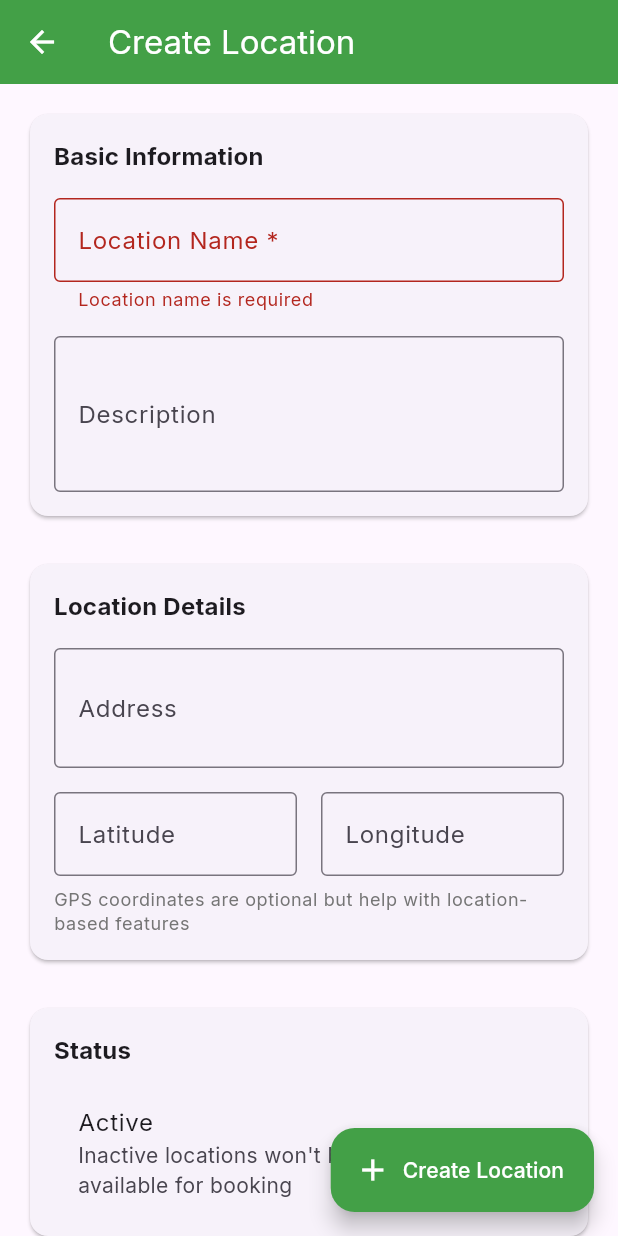
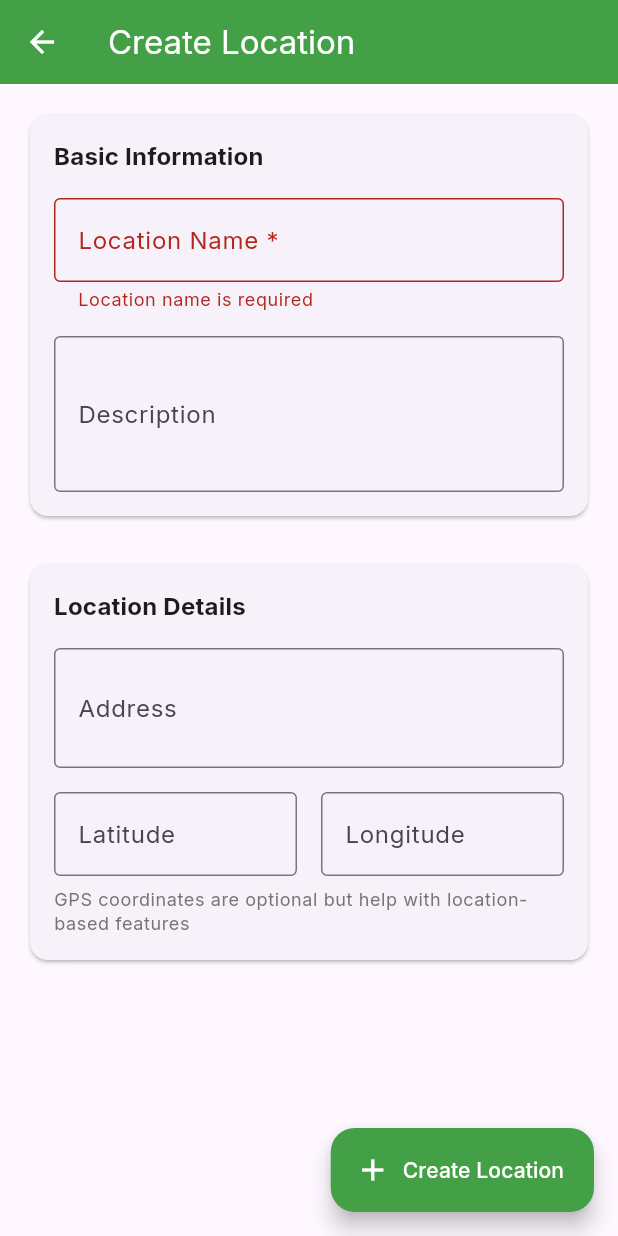
Before and after one commit to YuvalKlein/sessionizer, a Flutter app: the LocationCreationPage screen opened directly, after a tap on "Create Location", on a phone screen of 412 x 824 dp. Run offline on Flutter 3.47's test engine with Material 3 defaults, Android fonts, the phone set to English and light mode, and no system bars; our stand-ins replace cloud_firestore, dartz, equatable, firebase_auth, firebase_core, firebase_messaging and 6 more; accounts and stored records are empty.

Commit message:
Remove isActive field from locations completely
- Remove isActive field from LocationEntity and LocationModel
- Remove active/inactive status section from location creation form
- Remove isActive parameter from all location constructors and methods
- Update location management to not display active/inactive status
- Instructor now chooses locations per schedulable session instead of global active status

```diff
--- a/lib/features/location/data/models/location_model.dart
+++ b/lib/features/location/data/models/location_model.dart
@@ -10,7 +10,6 @@ class LocationModel extends LocationEntity {
     super.address,
     super.latitude,
     super.longitude,
-    super.isActive = true,
     required super.createdAt,
     required super.updatedAt,
   });
@@ -24,7 +23,6 @@ class LocationModel extends LocationEntity {
       address: map['address'],
       latitude: map['latitude']?.toDouble(),
       longitude: map['longitude']?.toDouble(),
-      isActive: map['isActive'] ?? true,
       createdAt: _parseDateTime(map['createdAt']),
       updatedAt: _parseDateTime(map['updatedAt']),
     );
@@ -52,7 +50,6 @@ class LocationModel extends LocationEntity {
       'address': address,
       'latitude': latitude,
       'longitude': longitude,
-      'isActive': isActive,
       'createdAt': createdAt.millisecondsSinceEpoch,
       'updatedAt': updatedAt.millisecondsSinceEpoch,
     };
@@ -67,7 +64,6 @@ class LocationModel extends LocationEntity {
       address: entity.address,
       latitude: entity.latitude,
       longitude: entity.longitude,
-      isActive: entity.isActive,
       createdAt: entity.createdAt,
       updatedAt: entity.updatedAt,
     );
@@ -81,7 +77,6 @@ class LocationModel extends LocationEntity {
     String? address,
     double? latitude,
     double? longitude,
-    bool? isActive,
     DateTime? createdAt,
     DateTime? updatedAt,
   }) {
@@ -93,7 +88,6 @@ class LocationModel extends LocationEntity {
       address: address ?? this.address,
       latitude: latitude ?? this.latitude,
       longitude: longitude ?? this.longitude,
-      isActive: isActive ?? this.isActive,
       createdAt: createdAt ?? this.createdAt,
       updatedAt: updatedAt ?? this.updatedAt,
     );
--- a/lib/features/location/domain/entities/location_entity.dart
+++ b/lib/features/location/domain/entities/location_entity.dart
@@ -8,7 +8,6 @@ class LocationEntity extends Equatable {
   final String? address;
   final double? latitude;
   final double? longitude;
-  final bool isActive;
   final DateTime createdAt;
   final DateTime updatedAt;
 
@@ -20,7 +19,6 @@ class LocationEntity extends Equatable {
     this.address,
     this.latitude,
     this.longitude,
-    this.isActive = true,
     required this.createdAt,
     required this.updatedAt,
   });
@@ -34,7 +32,6 @@ class LocationEntity extends Equatable {
         address,
         latitude,
         longitude,
-        isActive,
         createdAt,
         updatedAt,
       ];
--- a/lib/features/location/presentation/pages/location_creation_page.dart
+++ b/lib/features/location/presentation/pages/location_creation_page.dart
@@ -30,7 +30,6 @@ class _LocationCreationPageState extends State<LocationCreationPage> {
   final _latitudeController = TextEditingController();
   final _longitudeController = TextEditingController();
 
-  bool _isActive = true;
 
   @override
   void initState() {
@@ -46,7 +45,6 @@ class _LocationCreationPageState extends State<LocationCreationPage> {
       _addressController.text = location.address ?? '';
       _latitudeController.text = location.latitude?.toString() ?? '';
       _longitudeController.text = location.longitude?.toString() ?? '';
-      _isActive = location.isActive;
     }
   }
 
@@ -90,8 +88,6 @@ class _LocationCreationPageState extends State<LocationCreationPage> {
               _buildBasicInfoSection(),
               const SizedBox(height: 24),
               _buildLocationDetailsSection(),
-              const SizedBox(height: 24),
-              _buildStatusSection(),
               const SizedBox(height: 100), // Space for floating button
             ],
           ),
@@ -233,35 +229,6 @@ class _LocationCreationPageState extends State<LocationCreationPage> {
     );
   }
 
-  Widget _buildStatusSection() {
-    return Card(
-      child: Padding(
-        padding: const EdgeInsets.all(16),
-        child: Column(
-          crossAxisAlignment: CrossAxisAlignment.start,
-          children: [
-            Text(
-              'Status',
-              style: Theme.of(context).textTheme.titleMedium?.copyWith(
-                fontWeight: FontWeight.bold,
-              ),
-            ),
-            const SizedBox(height: 16),
-            SwitchListTile(
-              title: const Text('Active'),
-              subtitle: const Text('Inactive locations won\'t be available for booking'),
-              value: _isActive,
-              onChanged: (value) {
-                setState(() {
-                  _isActive = value;
-                });
-              },
-            ),
-          ],
-        ),
-      ),
-    );
-  }
 
   void _saveLocation() {
     if (!_formKey.currentState!.validate()) {
@@ -284,7 +251,6 @@ class _LocationCreationPageState extends State<LocationCreationPage> {
       address: _addressController.text.trim().isEmpty ? null : _addressController.text.trim(),
       latitude: _latitudeController.text.trim().isEmpty ? null : double.tryParse(_latitudeController.text.trim()),
       longitude: _longitudeController.text.trim().isEmpty ? null : double.tryParse(_longitudeController.text.trim()),
-      isActive: _isActive,
       createdAt: widget.isEdit ? widget.existingLocation!.createdAt : DateTime.now(),
       updatedAt: DateTime.now(),
     );
```
